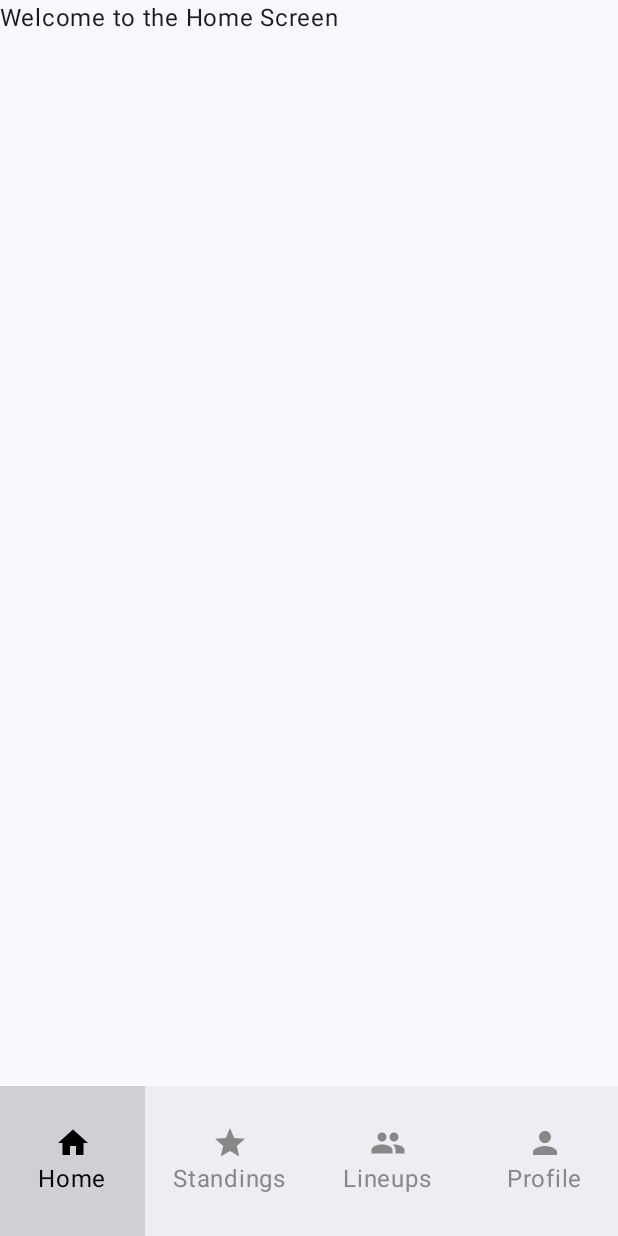
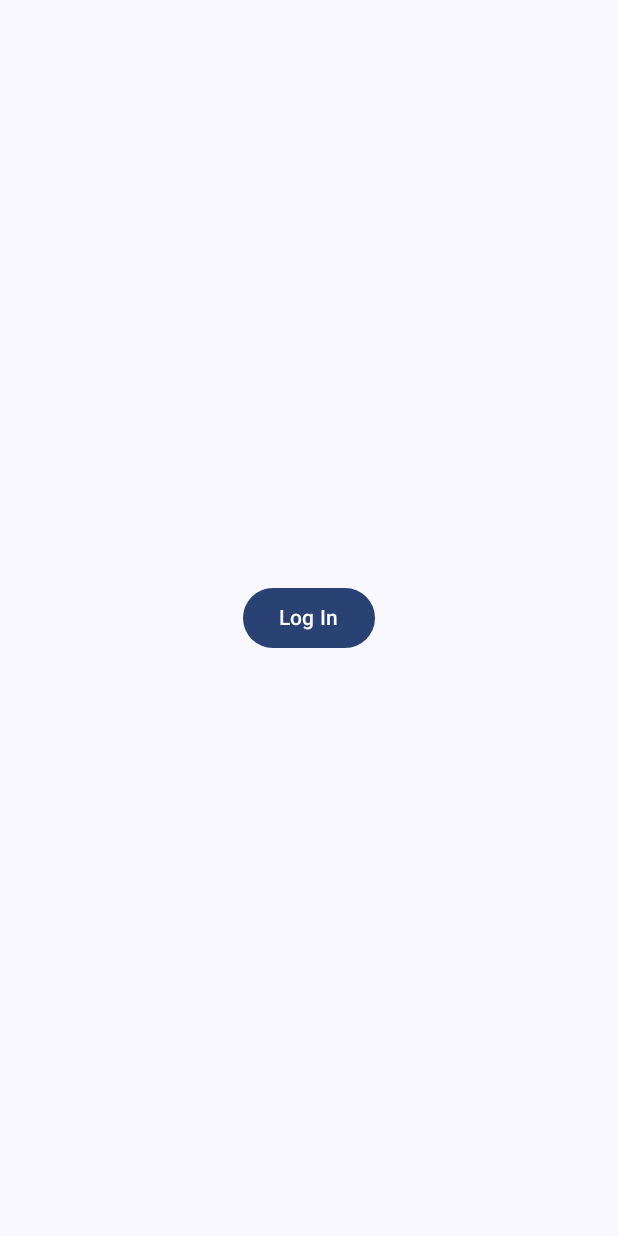
Before and after one commit to D14m0nDS/F1MobileApp, an Android app built with Jetpack Compose: the screen it shows after launch (MainActivity), on a phone screen of 412 x 824 dp. Run offline under Robolectric (Android 15) with nearby library versions, the phone set to English and light mode, and no system bars; our stand-ins replace Dagger/Hilt's generated code.

Commit message:
Added hilt correctly this time and started rewriting viewmodels to integrate hilt dependency injection into them

```diff
--- a/app/build.gradle.kts
+++ b/app/build.gradle.kts
@@ -72,6 +72,7 @@ dependencies {
     implementation(libs.androidx.material3)
     implementation(libs.androidx.navigation.compose)
     testImplementation(libs.junit)
+    implementation(libs.androidx.hilt.navigation.compose)
     implementation(libs.hilt.android)
     kapt(libs.hilt.compiler)
     androidTestImplementation(libs.androidx.junit)
--- a/app/src/main/AndroidManifest.xml
+++ b/app/src/main/AndroidManifest.xml
@@ -3,6 +3,7 @@
     xmlns:tools="http://schemas.android.com/tools">
 
     <application
+        android:name=".F1App"
         android:allowBackup="true"
         android:dataExtractionRules="@xml/data_extraction_rules"
         android:fullBackupContent="@xml/backup_rules"
@@ -15,7 +16,6 @@
         <activity
             android:name=".MainActivity"
             android:exported="true"
-            android:label="@string/app_name"
             android:theme="@style/Theme.F1App">
             <intent-filter>
                 <action android:name="android.intent.action.MAIN" />
--- /dev/null
+++ b/app/src/main/java/com/antoan/f1app/F1App.kt
@@ -0,0 +1,7 @@
+package com.antoan.f1app
+
+import android.app.Application
+import dagger.hilt.android.HiltAndroidApp
+
+@HiltAndroidApp
+class F1App : Application()
--- a/app/src/main/java/com/antoan/f1app/MainActivity.kt
+++ b/app/src/main/java/com/antoan/f1app/MainActivity.kt
@@ -7,14 +7,15 @@ import androidx.compose.foundation.layout.fillMaxSize
 import androidx.compose.material3.MaterialTheme
 import androidx.compose.material3.Surface
 import androidx.compose.ui.Modifier
+import androidx.hilt.navigation.compose.hiltViewModel
 import androidx.core.view.WindowCompat
-import androidx.lifecycle.viewmodel.compose.viewModel
 import com.antoan.f1app.api.ApiSingleton
 import com.antoan.f1app.navigation.AppNavigation
 import com.antoan.f1app.ui.theme.F1AppTheme
 import com.antoan.f1app.ui.viewmodels.ThemeViewModel
-import com.antoan.f1app.ui.viewmodels.factory.GenericViewModelFactory
+import dagger.hilt.android.AndroidEntryPoint
 
+@AndroidEntryPoint
 class MainActivity : ComponentActivity() {
     override fun onCreate(savedInstanceState: Bundle?) {
         super.onCreate(savedInstanceState)
@@ -25,9 +26,7 @@ class MainActivity : ComponentActivity() {
         setContent {
             val api = ApiSingleton().backendApi
 
-            val themeViewModel: ThemeViewModel = viewModel(factory = GenericViewModelFactory {
-                ThemeViewModel(applicationContext)
-            })
+            val themeViewModel: ThemeViewModel = hiltViewModel()
 
             F1AppTheme(
                 darkTheme = themeViewModel.isDarkTheme.value
@@ -36,11 +35,7 @@ class MainActivity : ComponentActivity() {
                     modifier = Modifier.fillMaxSize(),
                     color = MaterialTheme.colorScheme.background
                 ) {
-                    AppNavigation(
-                        themeViewModel = themeViewModel,
-                        api = api,
-                        application = application
-                    )
+                    AppNavigation()
                 }
             }
         }
--- a/app/src/main/java/com/antoan/f1app/navigation/AppNavigation.kt
+++ b/app/src/main/java/com/antoan/f1app/navigation/AppNavigation.kt
@@ -6,7 +6,9 @@ import androidx.compose.foundation.layout.fillMaxSize
 import androidx.compose.foundation.layout.padding
 import androidx.compose.material3.Scaffold
 import androidx.compose.runtime.Composable
+import androidx.compose.runtime.LaunchedEffect
 import androidx.compose.ui.Modifier
+import androidx.hilt.navigation.compose.hiltViewModel
 import androidx.lifecycle.viewmodel.compose.viewModel
 import androidx.navigation.NavHostController
 import androidx.navigation.compose.NavHost
@@ -36,16 +38,14 @@ import com.antoan.f1app.ui.viewmodels.factory.GenericViewModelFactory
 fun AppNavigation(
     modifier: Modifier = Modifier,
     navController: NavHostController = rememberNavController(),
-    themeViewModel: ThemeViewModel,
-    api: BackendApi,
-    application: Application
 ) {
+    val themeViewModel: ThemeViewModel = hiltViewModel()
+    val loginViewModel: LoginViewModel = hiltViewModel()
     //A box filling the screen, for cleaner look
     Box(
         modifier = Modifier.fillMaxSize()
     ) {
-        val loginViewModel: LoginViewModel = viewModel(factory = GenericViewModelFactory { LoginViewModel(application) })
-        val isLoggedIn = loginViewModel.isLoggedIn()
+        val isLoggedIn = loginViewModel.isLoggedIn.value
         val startDestination = if (isLoggedIn) Destinations.Home.route else Destinations.Login.route
 
         // Scaffold, containing the navigation bar and the current screen
@@ -61,11 +61,16 @@ fun AppNavigation(
             ) {
                 // Login screen
                 composable(route = Destinations.Login.route) {
-                    LoginScreen(onLoginSuccess = {
-                        navController.navigate(Destinations.Home.route) {
-                            popUpTo(navController.graph.startDestinationId) { inclusive = true }
+
+                    LoginScreen(loginViewModel)
+
+                    LaunchedEffect(isLoggedIn) {
+                        if (isLoggedIn) {
+                            navController.navigate(Destinations.Home.route) {
+                                popUpTo(navController.graph.startDestinationId) { inclusive = true }
+                            }
                         }
-                    })
+                    }
                 }
 
                 // Home Screen
@@ -118,13 +123,13 @@ fun AppNavigation(
                 }
 
                 // All constructors list, redirected from DriversAndTeamsScreen()
-               composable(route = Destinations.Constructors.route) {
-                    val constructorsRepository = ConstructorsRepository(api)
-                    val viewModel: AllConstructorsViewModel = viewModel(factory = GenericViewModelFactory {
-                        AllConstructorsViewModel(constructorsRepository)
-                    })
-                    AllConstructorsScreen(viewModel)
-                }
+//               composable(route = Destinations.Constructors.route) {
+//                    val constructorsRepository = ConstructorsRepository(api)
+//                    val viewModel: AllConstructorsViewModel = viewModel(factory = GenericViewModelFactory {
+//                        AllConstructorsViewModel(constructorsRepository)
+//                    })
+//                    AllConstructorsScreen(viewModel)
+//               }
             }
         }
     }
--- a/app/src/main/java/com/antoan/f1app/ui/screens/LoginScreen.kt
+++ b/app/src/main/java/com/antoan/f1app/ui/screens/LoginScreen.kt
@@ -1,12 +1,32 @@
 package com.antoan.f1app.ui.screens
 
+import android.util.Log
+import androidx.compose.foundation.layout.Arrangement
+import androidx.compose.foundation.layout.Column
+import androidx.compose.foundation.layout.fillMaxHeight
+import androidx.compose.foundation.layout.fillMaxWidth
 import androidx.compose.runtime.Composable
 import androidx.compose.material3.Button
 import androidx.compose.material3.Text
+import androidx.compose.ui.Alignment
+import androidx.compose.ui.Modifier
+import androidx.hilt.navigation.compose.hiltViewModel
+import com.antoan.f1app.ui.viewmodels.LoginViewModel
 
 @Composable
-fun LoginScreen(onLoginSuccess: () -> Unit) {
-    Button(onClick = onLoginSuccess) {
-        Text("Log in with Google")
+fun LoginScreen(viewModel: LoginViewModel = hiltViewModel()) {
+    val isLoggedIn = viewModel.isLoggedIn.value
+    Column(
+        modifier = Modifier.fillMaxWidth().fillMaxHeight(),
+        verticalArrangement = Arrangement.Center,
+        horizontalAlignment = Alignment.CenterHorizontally
+    ) {
+        Button(onClick = {
+            viewModel.setLoggedIn(true)
+            Log.d("Cigani s mechove", "Cigani s mechove")
+        }) {
+            Text(text = if (isLoggedIn) "Logged In" else "Log In")
+        }
     }
+
 }
--- a/app/src/main/java/com/antoan/f1app/ui/viewmodels/LoginViewModel.kt
+++ b/app/src/main/java/com/antoan/f1app/ui/viewmodels/LoginViewModel.kt
@@ -1,17 +1,25 @@
 package com.antoan.f1app.ui.viewmodels
 
-import android.app.Application
 import android.content.Context
-import androidx.lifecycle.AndroidViewModel
 
-class LoginViewModel(application: Application) : AndroidViewModel(application) {
-    private val preferences = application.getSharedPreferences("AppPrefs", Context.MODE_PRIVATE)
+import androidx.compose.runtime.State
+import androidx.compose.runtime.mutableStateOf
+import androidx.lifecycle.ViewModel
+import dagger.hilt.android.lifecycle.HiltViewModel
+import dagger.hilt.android.qualifiers.ApplicationContext
+import javax.inject.Inject
 
-    fun isLoggedIn(): Boolean {
-        return preferences.getBoolean("isLoggedIn", true)
-    }
+@HiltViewModel
+class LoginViewModel @Inject constructor(
+    @ApplicationContext private val context: Context
+) : ViewModel() {
+    private val preferences = context.getSharedPreferences("AppPrefs", Context.MODE_PRIVATE)
+    private val _isLoggedIn = mutableStateOf(preferences.getBoolean("isLoggedIn", false))
+    val isLoggedIn: State<Boolean> = _isLoggedIn
 
     fun setLoggedIn(loggedIn: Boolean) {
         preferences.edit().putBoolean("isLoggedIn", loggedIn).apply()
+
+        _isLoggedIn.value = loggedIn
     }
 }
--- a/app/src/main/java/com/antoan/f1app/ui/viewmodels/ThemeViewModel.kt
+++ b/app/src/main/java/com/antoan/f1app/ui/viewmodels/ThemeViewModel.kt
@@ -3,14 +3,30 @@ package com.antoan.f1app.ui.viewmodels
 import android.content.Context
 import androidx.compose.runtime.mutableStateOf
 import androidx.lifecycle.ViewModel
+import androidx.lifecycle.viewModelScope
+import dagger.hilt.android.lifecycle.HiltViewModel
+import dagger.hilt.android.qualifiers.ApplicationContext
+import kotlinx.coroutines.Dispatchers
+import kotlinx.coroutines.launch
+import javax.inject.Inject
 
 // View model to track the selected theme from user
-class ThemeViewModel(context: Context) : ViewModel() {
+@HiltViewModel
+class ThemeViewModel @Inject constructor(
+    @ApplicationContext private val context: Context
+) : ViewModel() {
+
     private val sharedPreferences = context.getSharedPreferences("AppPrefs", Context.MODE_PRIVATE)
     val isDarkTheme = mutableStateOf(sharedPreferences.getBoolean("isDarkTheme", false))
 
     fun toggleTheme() {
         isDarkTheme.value = !isDarkTheme.value
-        sharedPreferences.edit().putBoolean("isDarkTheme", isDarkTheme.value).apply()
+        saveThemePreference(isDarkTheme.value)
+    }
+
+    private fun saveThemePreference(isDark: Boolean) {
+        viewModelScope.launch(Dispatchers.IO) {
+            sharedPreferences.edit().putBoolean("isDarkTheme", isDark).apply()
+        }
     }
 }
--- a/gradle/libs.versions.toml
+++ b/gradle/libs.versions.toml
@@ -1,7 +1,8 @@
 [versions]
 agp = "8.7.3"
 gradle = "14.0.0"
-hiltAndroid = "2.48"
+hiltAndroid = "2.49"
+hiltNavigationCompose = "1.2.0"
 kotlin = "1.9.21"
 coreKtx = "1.13.1"
 junit = "4.13.2"
@@ -18,6 +19,7 @@ androidx-material3 = "<latest_version>"
 
 [libraries]
 androidx-core-ktx = { group = "androidx.core", name = "core-ktx", version.ref = "coreKtx" }
+androidx-hilt-navigation-compose = { module = "androidx.hilt:hilt-navigation-compose", version.ref = "hiltNavigationCompose" }
 androidx-material-icons-extended = { module = "androidx.compose.material:material-icons-extended", version.ref = "materialIconsExtended" }
 hilt-android = { module = "com.google.dagger:hilt-android", version.ref = "hiltAndroid" }
 hilt-compiler = { module = "com.google.dagger:hilt-compiler", version.ref = "hiltAndroid" }
```
